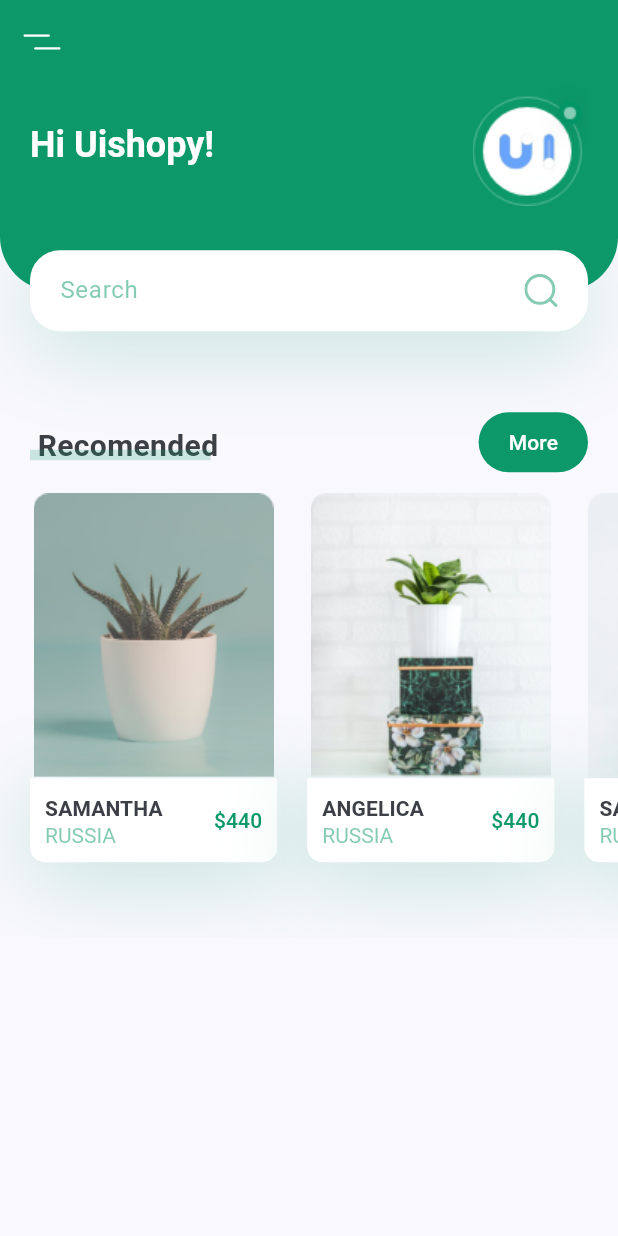
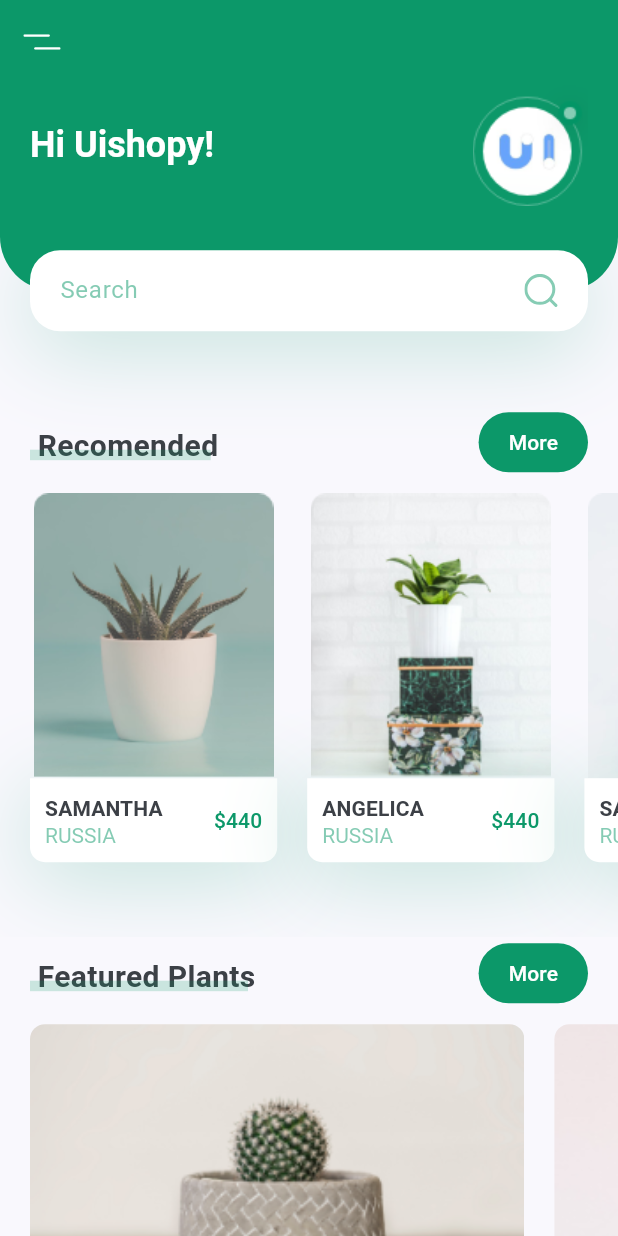
Before and after one commit to hi-lufz1/PlantApp, a Flutter app: the screen it shows after launch, on a phone screen of 412 x 824 dp. Run offline on Flutter 3.47's test engine with Material 3 defaults, Android fonts, the phone set to English and light mode, and no system bars; our stand-ins replace flutter_svg.

Commit message:
menambahkan widget FeaturedPlants dan memperbarui Body untuk menampilkan Featured Plants

```diff
--- a/lib/screens/home/components/body.dart
+++ b/lib/screens/home/components/body.dart
@@ -1,5 +1,6 @@
 import 'package:flutter/material.dart';
 import 'package:plant_app/constants.dart';
+import 'package:plant_app/screens/home/components/featurred_plants.dart';
 import 'package:plant_app/screens/home/components/header_with_searchbox..dart';
 import 'package:plant_app/screens/home/components/recomend_plants.dart';
 import 'package:plant_app/screens/home/components/title_with_more_bbtn.dart';
@@ -15,6 +16,8 @@ class Body extends StatelessWidget {
           HeaderWithSearchBox(size: size),
           TitleWithMoreBtn(title: "Recomended", press: () {}),
           RecomendsPlants(),
+          TitleWithMoreBtn(title: "Featured Plants", press: () {}),
+          FeaturedPlants(),
           SizedBox(height: kDefaultPadding),
         ],
       ),
--- /dev/null
+++ b/lib/screens/home/components/featurred_plants.dart
@@ -0,0 +1,62 @@
+import 'package:flutter/material.dart';
+import '../../../constants.dart';
+
+class FeaturedPlants extends StatelessWidget {
+  const FeaturedPlants({super.key});
+
+  @override
+  Widget build(BuildContext context) {
+    return SingleChildScrollView(
+      scrollDirection: Axis.horizontal,
+      child: Row(
+        children: const <Widget>[
+          FeaturePlantCard(
+            image: "assets/images/bottom_img_1.png",
+            press: _dummyPress,
+          ),
+          FeaturePlantCard(
+            image: "assets/images/bottom_img_2.png",
+            press: _dummyPress,
+          ),
+        ],
+      ),
+    );
+  }
+
+  static void _dummyPress() {}
+}
+
+class FeaturePlantCard extends StatelessWidget {
+  const FeaturePlantCard({
+    super.key,
+    required this.image,
+    required this.press,
+  });
+
+  final String image;
+  final VoidCallback press;
+
+  @override
+  Widget build(BuildContext context) {
+    Size size = MediaQuery.of(context).size;
+    return GestureDetector(
+      onTap: press,
+      child: Container(
+        margin: const EdgeInsets.only(
+          left: kDefaultPadding,
+          top: kDefaultPadding / 2,
+          bottom: kDefaultPadding / 2,
+        ),
+        width: size.width * 0.8,
+        height: 185,
+        decoration: BoxDecoration(
+          borderRadius: BorderRadius.circular(10),
+          image: DecorationImage(
+            fit: BoxFit.cover,
+            image: AssetImage(image),
+          ),
+        ),
+      ),
+    );
+  }
+}
```
